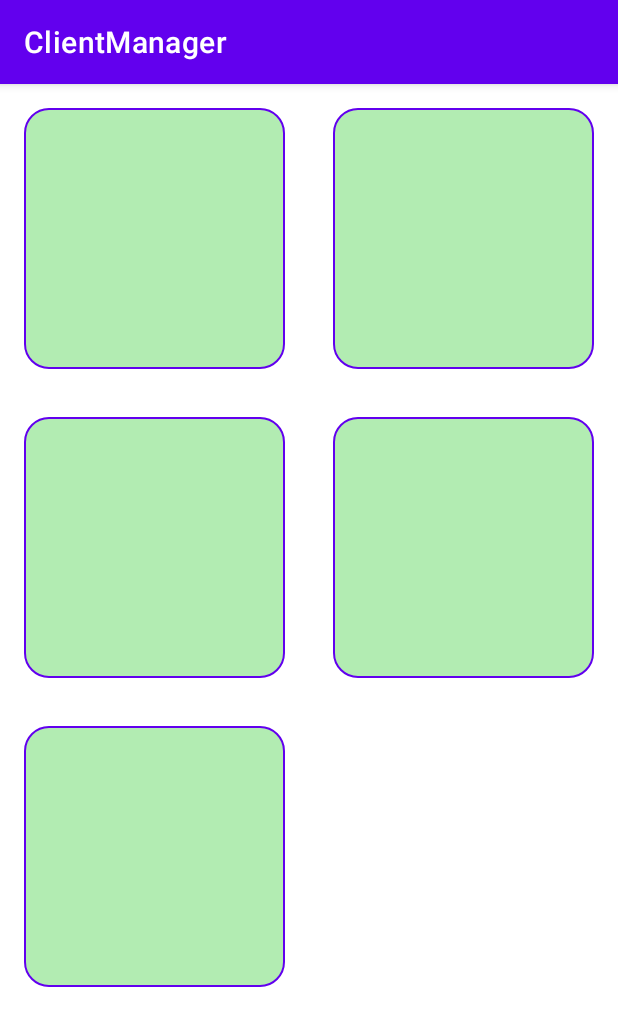
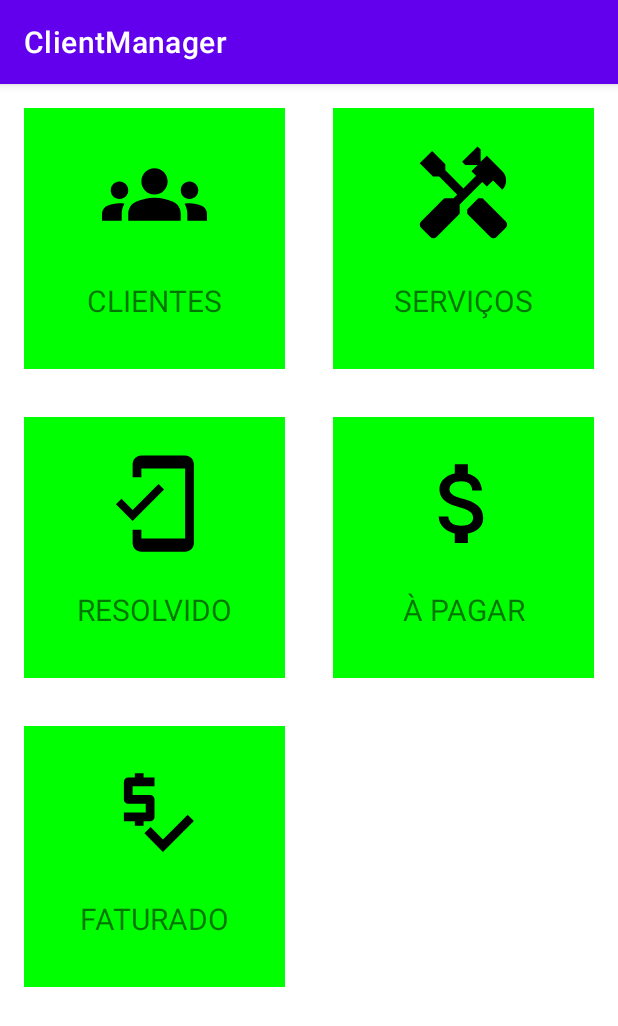
Before and after one commit to iguleal/client_manager, an Android app: the screen it shows after launch (MainActivity), on a phone screen of 412 x 824 dp. Shown: the top 1026 px of the screen. Run offline under Robolectric (Android 15) with nearby library versions, the light colour scheme and no system bars.

Commit message:
recycle view, items e icones criados
recycle view finalizada em grid, icones e items da recycle finalizados

```diff
--- a/app/src/main/java/com/example/clientmanager/MainActivity.kt
+++ b/app/src/main/java/com/example/clientmanager/MainActivity.kt
@@ -4,6 +4,8 @@ import androidx.appcompat.app.AppCompatActivity
 import android.os.Bundle
 import android.view.View
 import android.view.ViewGroup
+import android.widget.ImageView
+import android.widget.TextView
 import androidx.recyclerview.widget.GridLayoutManager
 import androidx.recyclerview.widget.RecyclerView
 
@@ -14,27 +16,69 @@ class MainActivity : AppCompatActivity() {
 
         val rvMain: RecyclerView = findViewById(R.id.rv_main)
 
-        val adapter = MainAdapter()
+        val listItem = mutableListOf<MainItem>()
+        listItemAdd(listItem)
+
+        val adapter = MainAdapter(listItem)
         rvMain.adapter = adapter
         rvMain.layoutManager = GridLayoutManager(this, 2)
+
+
     }
 
- private inner class MainAdapter(): RecyclerView.Adapter<MainAdapter.MainViewHolder>(){
+    private fun listItemAdd(list: MutableList<MainItem>) {
+        list.add(
+            MainItem(
+                id = 1, title = "CLIENTES", img = R.drawable.ic_clients
+            )
+        )
+        list.add(
+            MainItem(
+                id = 2, title = "SERVIÇOS", img = R.drawable.ic_services
+            )
+        )
+        list.add(
+            MainItem(
+                id = 3, title = "RESOLVIDO", img = R.drawable.ic_resolved
+            )
+        )
+        list.add(
+            MainItem(
+                id = 4, title = "À PAGAR", img = R.drawable.ic_payoff
+            )
+        )
+        list.add(
+            MainItem(
+                id = 5, title = "FATURADO", img = R.drawable.ic_billed
+            )
+        )
+    }
+
+    private inner class MainAdapter(
+        val list: MutableList<MainItem>
+    ): RecyclerView.Adapter<MainAdapter.MainViewHolder>(){
      override fun onCreateViewHolder(parent: ViewGroup, viewType: Int): MainAdapter.MainViewHolder {
          val view = layoutInflater.inflate(R.layout.main_item, parent, false)
          return MainViewHolder(view)
      }
 
      override fun onBindViewHolder(holder: MainAdapter.MainViewHolder, position: Int) {
-
+         val itemCurrent = list[position]
+         holder.bind(itemCurrent)
      }
 
      override fun getItemCount(): Int {
-         return 5
+         return list.size
      }
 
      private inner class MainViewHolder(itemView: View): RecyclerView.ViewHolder(itemView) {
+         fun bind(itemCurrent: MainItem){
+             val img: ImageView = itemView.findViewById(R.id.iv_icon_img)
+             val name: TextView = itemView.findViewById(R.id.txt_icon_name)
 
+             img.setImageResource(itemCurrent.img)
+             name.text = itemCurrent.title
+         }
      }
 
  }
--- /dev/null
+++ b/app/src/main/java/com/example/clientmanager/MainItem.kt
@@ -0,0 +1,7 @@
+package com.example.clientmanager
+
+data class MainItem(
+    val id: Int,
+    val title: String,
+    val img: Int
+)
--- /dev/null
+++ b/app/src/main/res/drawable/ic_billed.xml
@@ -0,0 +1,6 @@
+<vector android:height="24dp" android:tint="#000000"
+    android:viewportHeight="24" android:viewportWidth="24"
+    android:width="24dp" xmlns:android="http://schemas.android.com/apk/res/android">
+    <path android:fillColor="@android:color/white" android:pathData="M12,13V9c0,-0.55 -0.45,-1 -1,-1H7V6h5V4H9.5V3h-2v1H6C5.45,4 5,4.45 5,5v4c0,0.55 0.45,1 1,1h4v2H5v2h2.5v1h2v-1H11C11.55,14 12,13.55 12,13z"/>
+    <path android:fillColor="@android:color/white" android:pathData="M19.59,12.52l-5.66,5.65l-2.83,-2.83l-1.41,1.42l4.24,4.24l7.07,-7.07z"/>
+</vector>
--- /dev/null
+++ b/app/src/main/res/drawable/ic_clients.xml
@@ -0,0 +1,5 @@
+<vector android:height="24dp" android:tint="#000000"
+    android:viewportHeight="24" android:viewportWidth="24"
+    android:width="24dp" xmlns:android="http://schemas.android.com/apk/res/android">
+    <path android:fillColor="@android:color/white" android:pathData="M12,12.75c1.63,0 3.07,0.39 4.24,0.9c1.08,0.48 1.76,1.56 1.76,2.73L18,18H6l0,-1.61c0,-1.18 0.68,-2.26 1.76,-2.73C8.93,13.14 10.37,12.75 12,12.75zM4,13c1.1,0 2,-0.9 2,-2c0,-1.1 -0.9,-2 -2,-2s-2,0.9 -2,2C2,12.1 2.9,13 4,13zM5.13,14.1C4.76,14.04 4.39,14 4,14c-0.99,0 -1.93,0.21 -2.78,0.58C0.48,14.9 0,15.62 0,16.43V18l4.5,0v-1.61C4.5,15.56 4.73,14.78 5.13,14.1zM20,13c1.1,0 2,-0.9 2,-2c0,-1.1 -0.9,-2 -2,-2s-2,0.9 -2,2C18,12.1 18.9,13 20,13zM24,16.43c0,-0.81 -0.48,-1.53 -1.22,-1.85C21.93,14.21 20.99,14 20,14c-0.39,0 -0.76,0.04 -1.13,0.1c0.4,0.68 0.63,1.46 0.63,2.29V18l4.5,0V16.43zM12,6c1.66,0 3,1.34 3,3c0,1.66 -1.34,3 -3,3s-3,-1.34 -3,-3C9,7.34 10.34,6 12,6z"/>
+</vector>
--- /dev/null
+++ b/app/src/main/res/drawable/ic_payoff.xml
@@ -0,0 +1,5 @@
+<vector android:height="24dp" android:tint="#000000"
+    android:viewportHeight="24" android:viewportWidth="24"
+    android:width="24dp" xmlns:android="http://schemas.android.com/apk/res/android">
+    <path android:fillColor="@android:color/white" android:pathData="M11.8,10.9c-2.27,-0.59 -3,-1.2 -3,-2.15 0,-1.09 1.01,-1.85 2.7,-1.85 1.78,0 2.44,0.85 2.5,2.1h2.21c-0.07,-1.72 -1.12,-3.3 -3.21,-3.81V3h-3v2.16c-1.94,0.42 -3.5,1.68 -3.5,3.61 0,2.31 1.91,3.46 4.7,4.13 2.5,0.6 3,1.48 3,2.41 0,0.69 -0.49,1.79 -2.7,1.79 -2.06,0 -2.87,-0.92 -2.98,-2.1h-2.2c0.12,2.19 1.76,3.42 3.68,3.83V21h3v-2.15c1.95,-0.37 3.5,-1.5 3.5,-3.55 0,-2.84 -2.43,-3.81 -4.7,-4.4z"/>
+</vector>
--- /dev/null
+++ b/app/src/main/res/drawable/ic_resolved.xml
@@ -0,0 +1,5 @@
+<vector android:height="24dp" android:tint="#000000"
+    android:viewportHeight="24" android:viewportWidth="24"
+    android:width="24dp" xmlns:android="http://schemas.android.com/apk/res/android">
+    <path android:fillColor="@android:color/white" android:pathData="M19,1H9c-1.1,0 -2,0.9 -2,2v3h2V4h10v16H9v-2H7v3c0,1.1 0.9,2 2,2h10c1.1,0 2,-0.9 2,-2V3c0,-1.1 -0.9,-2 -2,-2zM7.01,13.47l-2.55,-2.55 -1.27,1.27L7,16l7.19,-7.19 -1.27,-1.27z"/>
+</vector>
--- /dev/null
+++ b/app/src/main/res/drawable/ic_services.xml
@@ -0,0 +1,6 @@
+<vector android:height="24dp" android:tint="#000000"
+    android:viewportHeight="24" android:viewportWidth="24"
+    android:width="24dp" xmlns:android="http://schemas.android.com/apk/res/android">
+    <path android:fillColor="@android:color/white" android:pathData="M21.67,18.17l-5.3,-5.3h-0.99l-2.54,2.54v0.99l5.3,5.3c0.39,0.39 1.02,0.39 1.41,0l2.12,-2.12C22.06,19.2 22.06,18.56 21.67,18.17z"/>
+    <path android:fillColor="@android:color/white" android:pathData="M17.34,10.19l1.41,-1.41l2.12,2.12c1.17,-1.17 1.17,-3.07 0,-4.24l-3.54,-3.54l-1.41,1.41V1.71L15.22,1l-3.54,3.54l0.71,0.71h2.83l-1.41,1.41l1.06,1.06l-2.89,2.89L7.85,6.48V5.06L4.83,2.04L2,4.87l3.03,3.03h1.41l4.13,4.13l-0.85,0.85H7.6l-5.3,5.3c-0.39,0.39 -0.39,1.02 0,1.41l2.12,2.12c0.39,0.39 1.02,0.39 1.41,0l5.3,-5.3v-2.12l5.15,-5.15L17.34,10.19z"/>
+</vector>
--- a/app/src/main/res/layout/main_item.xml
+++ b/app/src/main/res/layout/main_item.xml
@@ -3,27 +3,38 @@
     xmlns:app="http://schemas.android.com/apk/res-auto"
     xmlns:tools="http://schemas.android.com/tools"
     android:layout_width="match_parent"
-    android:padding="16dp"
-    android:layout_height="wrap_content">
+    android:layout_height="wrap_content"
+    android:padding="16dp">
 
-    <ImageView
+    <androidx.constraintlayout.widget.ConstraintLayout
+        android:id="@+id/container"
         android:layout_width="match_parent"
         android:layout_height="0dp"
-        android:src="@drawable/square"
+        android:background="#0f0"
         app:layout_constraintDimensionRatio="1:1"
-        app:layout_constraintEnd_toEndOf="parent"
-        app:layout_constraintStart_toStartOf="parent"
-        app:layout_constraintTop_toTopOf="parent" />
+        app:layout_constraintTop_toTopOf="parent">
 
-    <TextView
-        android:id="@+id/txt_icon_name"
-        android:layout_width="wrap_content"
-        android:layout_height="wrap_content"
-        tools:text="title"
-        android:textSize="64sp"
-        app:layout_constraintStart_toStartOf="parent"
-        app:layout_constraintEnd_toEndOf="parent"
-        app:layout_constraintTop_toTopOf="parent"
-        app:layout_constraintBottom_toBottomOf="parent"/>
+        <ImageView
+            android:id="@+id/iv_icon_img"
+            android:layout_width="70dp"
+            android:layout_height="70dp"
+            android:src="@drawable/ic_clients"
+            app:layout_constraintBottom_toTopOf="@+id/txt_icon_name"
+            app:layout_constraintEnd_toEndOf="@+id/container"
+            app:layout_constraintStart_toStartOf="@+id/container"
+            app:layout_constraintTop_toTopOf="@+id/container" />
+
+        <TextView
+            android:id="@+id/txt_icon_name"
+            android:layout_width="wrap_content"
+            android:layout_height="wrap_content"
+            android:text="title"
+            android:textSize="20sp"
+            android:layout_marginBottom="32dp"
+            app:layout_constraintBottom_toBottomOf="@+id/container"
+            app:layout_constraintEnd_toEndOf="@+id/container"
+            app:layout_constraintStart_toStartOf="@+id/container" />
+
+    </androidx.constraintlayout.widget.ConstraintLayout>
 
 </androidx.constraintlayout.widget.ConstraintLayout>
```
